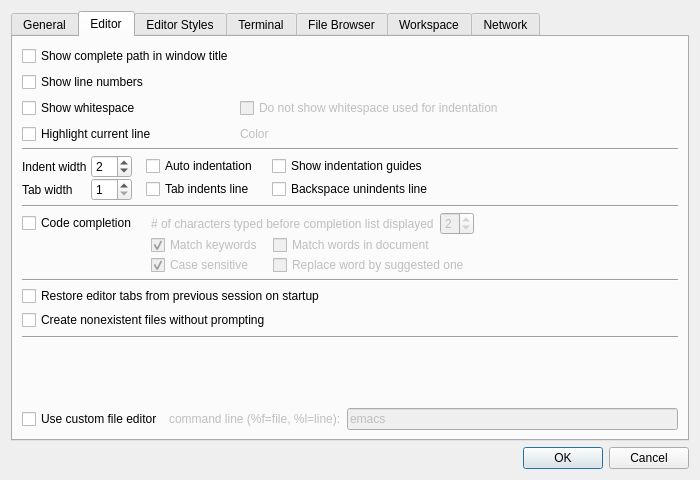
ctaggart/octave, file libgui/src/settings-dialog.ui: the form before one commit.
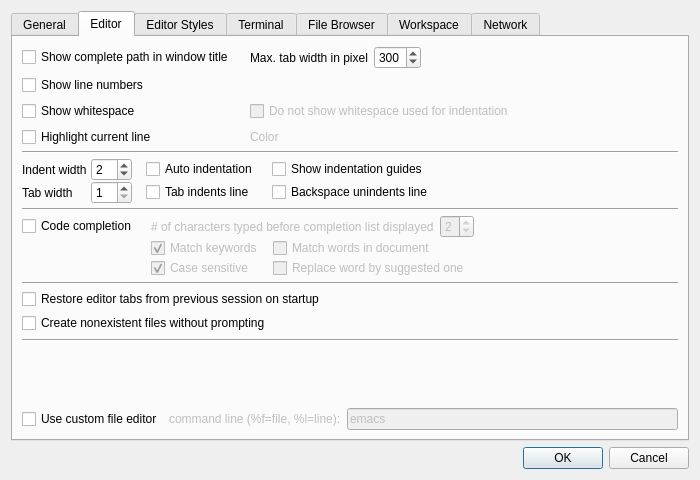
The form after the commit. The open tabs and pages were chosen to show the change.

Commit message:
max. width of editor tabs limited and configurable
* settings-dialog.ui: new spin box for max. tab width

* settings-dialog.cc (constructor): set spin box value from settings file;
  (write_changed_settings): write spin box value into settings file

* file-editor.cc (construct): set right text alignment in editor tabs;
  (notice_settings): set tab's style sheet depending on tab width

branch : gui-release

The edit to the form file:
```diff
--- a/libgui/src/settings-dialog.ui
+++ b/libgui/src/settings-dialog.ui
@@ -294,14 +294,14 @@
            <property name="spacing">
             <number>6</number>
            </property>
-           <item row="2" column="0">
+           <item row="3" column="0">
             <widget class="QCheckBox" name="editor_ws_checkbox">
              <property name="text">
               <string>Show whitespace</string>
              </property>
             </widget>
            </item>
-           <item row="1" column="0">
+           <item row="2" column="0">
             <widget class="QCheckBox" name="editor_showLineNumbers">
              <property name="enabled">
               <bool>true</bool>
@@ -311,14 +311,14 @@
              </property>
             </widget>
            </item>
-           <item row="0" column="0">
+           <item row="1" column="0">
             <widget class="QCheckBox" name="editor_longWindowTitle">
              <property name="text">
               <string>Show complete path in window title</string>
              </property>
             </widget>
            </item>
-           <item row="2" column="1">
+           <item row="3" column="2">
             <widget class="QCheckBox" name="editor_ws_indent_checkbox">
              <property name="enabled">
               <bool>false</bool>
@@ -328,7 +328,20 @@
              </property>
             </widget>
            </item>
-           <item row="3" column="0">
+           <item row="4" column="4">
+            <spacer name="horizontalSpacer_18">
+             <property name="orientation">
+              <enum>Qt::Horizontal</enum>
+             </property>
+             <property name="sizeHint" stdset="0">
+              <size>
+               <width>40</width>
+               <height>20</height>
+              </size>
+             </property>
+            </spacer>
+           </item>
+           <item row="4" column="0">
             <widget class="QCheckBox" name="editor_highlightCurrentLine">
              <property name="enabled">
               <bool>true</bool>
@@ -338,7 +351,7 @@
              </property>
             </widget>
            </item>
-           <item row="3" column="1">
+           <item row="4" column="2">
             <layout class="QGridLayout" name="editor_grid_current_line" rowstretch="0" columnstretch="0,0,0,0,0">
              <property name="horizontalSpacing">
               <number>12</number>
@@ -387,7 +400,7 @@
              </item>
             </layout>
            </item>
-           <item row="0" column="2">
+           <item row="1" column="4">
             <spacer name="horizontalSpacer_12">
              <property name="orientation">
               <enum>Qt::Horizontal</enum>
@@ -400,7 +413,7 @@
              </property>
             </spacer>
            </item>
-           <item row="1" column="2">
+           <item row="2" column="4">
             <spacer name="horizontalSpacer_16">
              <property name="orientation">
               <enum>Qt::Horizontal</enum>
@@ -413,7 +426,7 @@
              </property>
             </spacer>
            </item>
-           <item row="2" column="2">
+           <item row="3" column="4">
             <spacer name="horizontalSpacer_17">
              <property name="orientation">
               <enum>Qt::Horizontal</enum>
@@ -426,15 +439,58 @@
              </property>
             </spacer>
            </item>
-           <item row="3" column="2">
-            <spacer name="horizontalSpacer_18">
+           <item row="1" column="2">
+            <layout class="QGridLayout" name="gridLayout_6">
+             <item row="0" column="0">
+              <widget class="QLabel" name="label_16">
+               <property name="text">
+                <string>Max. tab width in pixel</string>
+               </property>
+              </widget>
+             </item>
+             <item row="0" column="1">
+              <widget class="QSpinBox" name="editor_tab_width">
+               <property name="minimum">
+                <number>100</number>
+               </property>
+               <property name="maximum">
+                <number>600</number>
+               </property>
+               <property name="singleStep">
+                <number>20</number>
+               </property>
+               <property name="value">
+                <number>300</number>
+               </property>
+              </widget>
+             </item>
+             <item row="0" column="2">
+              <spacer name="horizontalSpacer_25">
+               <property name="orientation">
+                <enum>Qt::Horizontal</enum>
+               </property>
+               <property name="sizeHint" stdset="0">
+                <size>
+                 <width>40</width>
+                 <height>20</height>
+                </size>
+               </property>
+              </spacer>
+             </item>
+            </layout>
+           </item>
+           <item row="1" column="1">
+            <spacer name="horizontalSpacer_24">
              <property name="orientation">
               <enum>Qt::Horizontal</enum>
              </property>
+             <property name="sizeType">
+              <enum>QSizePolicy::Fixed</enum>
+             </property>
              <property name="sizeHint" stdset="0">
               <size>
-               <width>40</width>
-               <height>20</height>
+               <width>10</width>
+               <height>0</height>
               </size>
              </property>
             </spacer>
```
Left out of the diff: 66 changed lines with no effect on the pictures. The commit also changes 2 other files.
